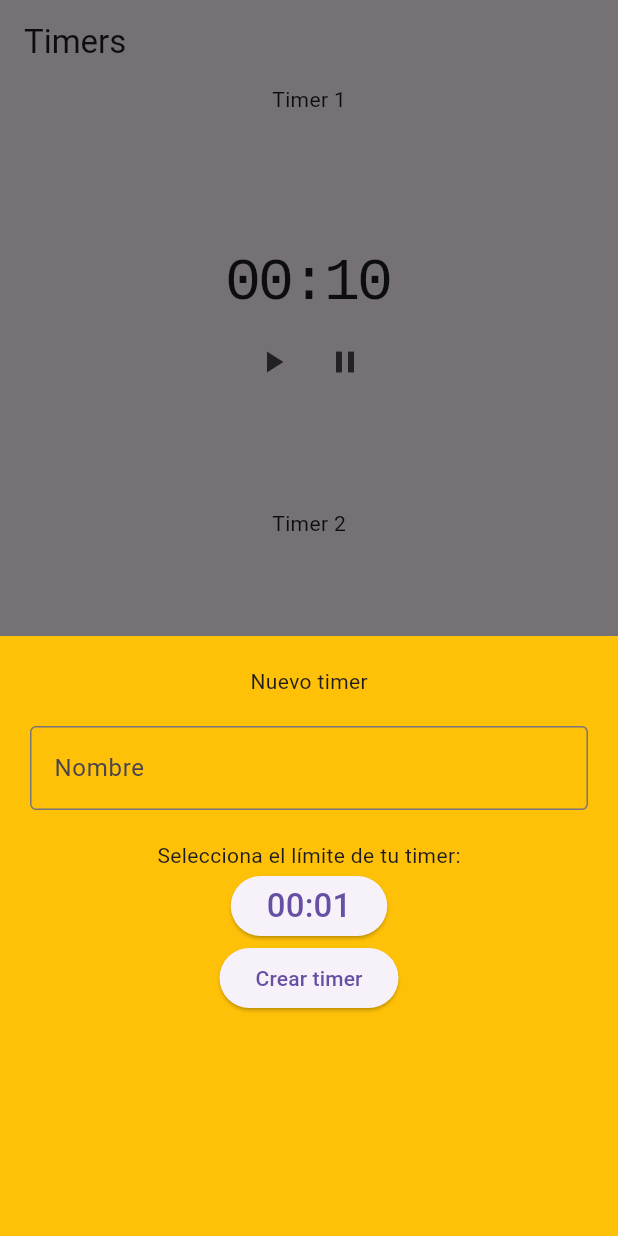
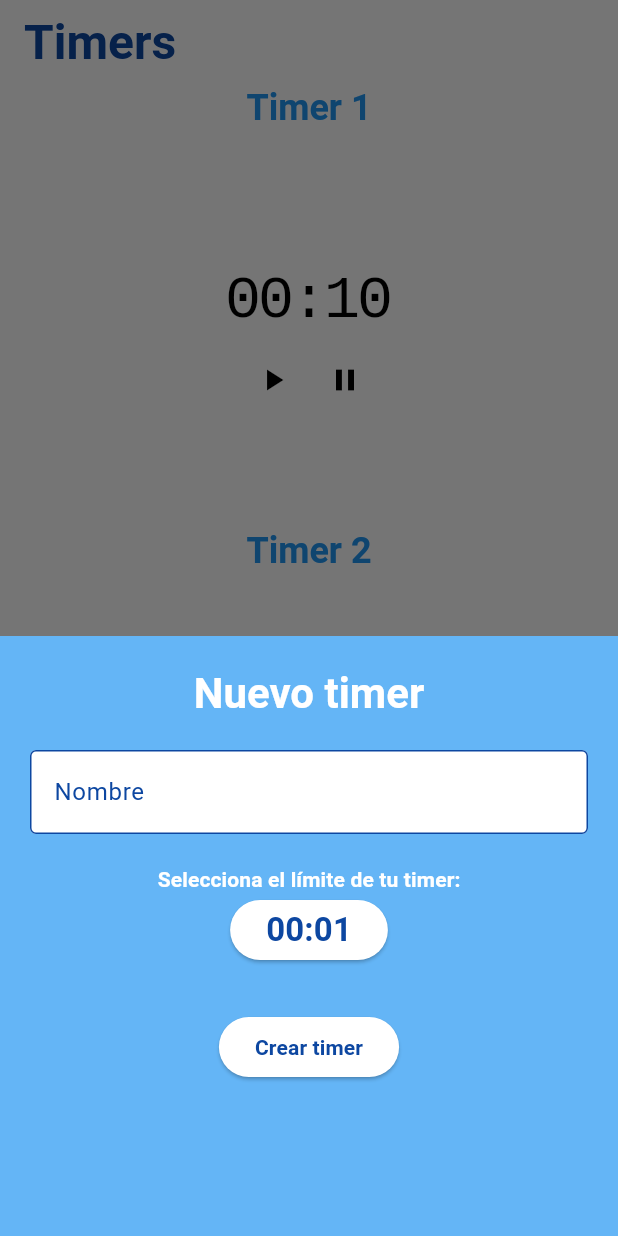
Before and after one commit to 10Pines/bonsai-equipo-estrellita, a Flutter app: the screen it shows after launch, after a tap on the "add" icon, on a phone screen of 412 x 824 dp. Run offline on Flutter 3.47's test engine with Material 3 defaults, Android fonts, the light colour scheme and no system bars; our stand-ins replace audioplayers.

Commit message:
Mejorar styling

```diff
--- a/lib/_screens/timers_view.dart
+++ b/lib/_screens/timers_view.dart
@@ -32,7 +32,7 @@ class _TimersViewState extends State<TimersView> {
   @override
   Widget build(BuildContext context){
     return Scaffold(
-      appBar: AppBar(title: const Text('Timers'),),
+      appBar: AppBar(title: Text('Timers', style: Theme.of(context).textTheme.headlineLarge,),),
       floatingActionButton: AddTimerButton(addTimer: addTimer),
       body: SafeArea(
         child: ListView(
--- a/lib/main.dart
+++ b/lib/main.dart
@@ -10,8 +10,24 @@ class MainApp extends StatelessWidget {
 
   @override
   Widget build(BuildContext context) {
-    return const MaterialApp(
-      home: TimersView()
+    return MaterialApp(
+      theme: ThemeData(
+        useMaterial3: true,
+        colorScheme: ColorScheme.light(
+          primary: Colors.blue.shade900,
+          onPrimary: Colors.white,
+          secondary: Colors.blue.shade300,
+          onSecondary: Colors.white,
+        ),
+        textTheme: TextTheme(
+          headlineLarge: TextStyle(fontWeight: FontWeight.bold, color: Colors.blue.shade900),
+          headlineMedium: const TextStyle(fontWeight: FontWeight.bold, color: Colors.white),
+          headlineSmall: const TextStyle(fontWeight: FontWeight.bold, color: Colors.blue),
+          labelLarge: const TextStyle(fontWeight: FontWeight.bold, color: Colors.white),
+          labelMedium: const TextStyle(fontWeight: FontWeight.bold, color: Colors.red)
+        ),
+      ),
+      home: const TimersView()
     );
   }
 }
--- a/lib/new_timer_creation/add_timer_button.dart
+++ b/lib/new_timer_creation/add_timer_button.dart
@@ -10,6 +10,10 @@ class AddTimerButton extends StatelessWidget {
   @override
   Widget build(BuildContext context) {
     return ElevatedButton(
+      style: ButtonStyle(
+        backgroundColor: MaterialStatePropertyAll<Color>(Theme.of(context).colorScheme.primary),
+        foregroundColor: const MaterialStatePropertyAll<Color>(Colors.white),
+      ),
       child: const Icon(Icons.add),
       onPressed: () {
         showModalBottomSheet<void>(
@@ -17,7 +21,7 @@ class AddTimerButton extends StatelessWidget {
           builder: (BuildContext context) {
             return Container(
               height: 400,
-              color: Colors.amber,
+              color: Theme.of(context).colorScheme.secondary,
               child: Center(
                 child: NewTimerForm(addTimer: addTimer,),
               ),
--- a/lib/new_timer_creation/new_timer_form.dart
+++ b/lib/new_timer_creation/new_timer_form.dart
@@ -29,17 +29,30 @@ class NewTimerFormState extends State<NewTimerForm> {
         padding: const EdgeInsets.all(20.0),
         child: Column(
           children: [
-            const Text('Nuevo timer'),
+            Text('Nuevo timer', style: Theme.of(context).textTheme.headlineMedium,),
             Padding(
               padding: const EdgeInsets.only(top: 20.0, bottom: 20.0),
               child: TextFormField(
-                decoration: const InputDecoration(
-                  border: OutlineInputBorder(),
+                style: TextStyle(color: Theme.of(context).colorScheme.primary),
+                decoration: InputDecoration(
+                  border: OutlineInputBorder(
+                    borderSide: BorderSide(
+                      color: Theme.of(context).colorScheme.primary,
+                    ),
+                  ),
+                  enabledBorder: OutlineInputBorder(
+                    borderSide: BorderSide(
+                      color: Theme.of(context).colorScheme.primary,
+                    ),
+                  ),
+                  fillColor: Theme.of(context).colorScheme.onPrimary,
+                  filled: true,
                   hintText: 'Nombre',
+                  hintStyle: TextStyle(color: Theme.of(context).colorScheme.primary)
                 ),
                 validator: (value) {
                   if (value == null || value.isEmpty) {
-                    return 'Please enter some text';
+                    return 'Por favor ingresa un nombre para tu timer';
                   }
                   return null;
                 },
@@ -50,9 +63,9 @@ class NewTimerFormState extends State<NewTimerForm> {
                 },
               ),
             ),
-            const Text('Selecciona el límite de tu timer:'),
+            Text('Selecciona el límite de tu timer:', style: Theme.of(context).textTheme.labelLarge,),
             if(showLimitWarning)
-              const Text('Elegir un límite distinto de 0'),
+              Text('Elegir un límite distinto de 0', style: Theme.of(context).textTheme.labelMedium,),
             TimerLimitPicker(
               setLimit: (selectedLimit) {
                 setState(() {
@@ -61,7 +74,9 @@ class NewTimerFormState extends State<NewTimerForm> {
                 });
               },
             ),
-            ElevatedButton(
+            Padding(
+              padding: const EdgeInsets.only(top: 30.0),
+              child: ElevatedButton(
                 onPressed: () {
                   if (_formKey.currentState!.validate()) {
                     ScaffoldMessenger.of(context).showSnackBar(
@@ -80,6 +95,7 @@ class NewTimerFormState extends State<NewTimerForm> {
                 },
                 child: const Text('Crear timer'),
               ),
+            ),
           ],
         ),
       ),
--- a/lib/timer_display/timer_display_container.dart
+++ b/lib/timer_display/timer_display_container.dart
@@ -21,7 +21,7 @@ class _TimerDisplayContainerState extends State<TimerDisplayContainer>
         children: [
           Padding(
             padding: const EdgeInsets.only(bottom: 15.0),
-            child: Text(widget.timer.name),
+            child: Text(widget.timer.name, style: Theme.of(context).textTheme.headlineSmall,),
           ),
           TimerDisplay(timer: widget.timer,),
         ],
```
Lines whose indentation alone changed are shown as unchanged.
